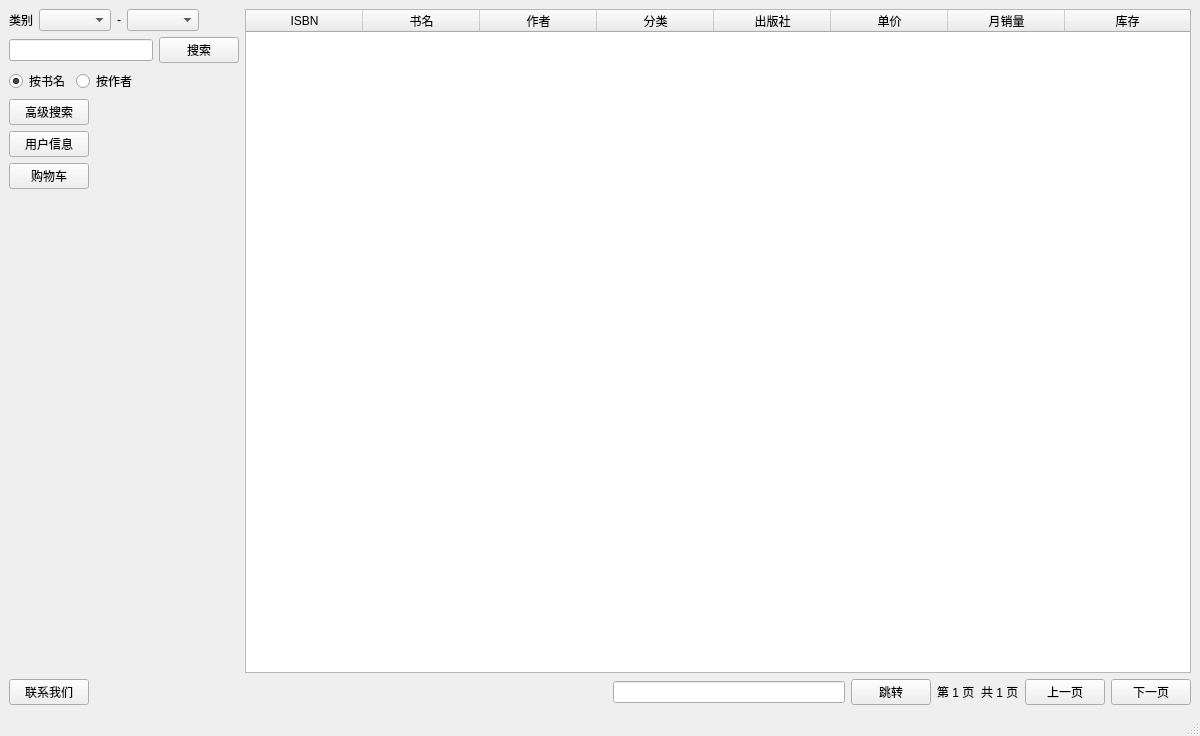
This is ui/ui_home_window.ui in inverse-limit/database-proj as Qt 5 draws it before an edit. The edited form follows.
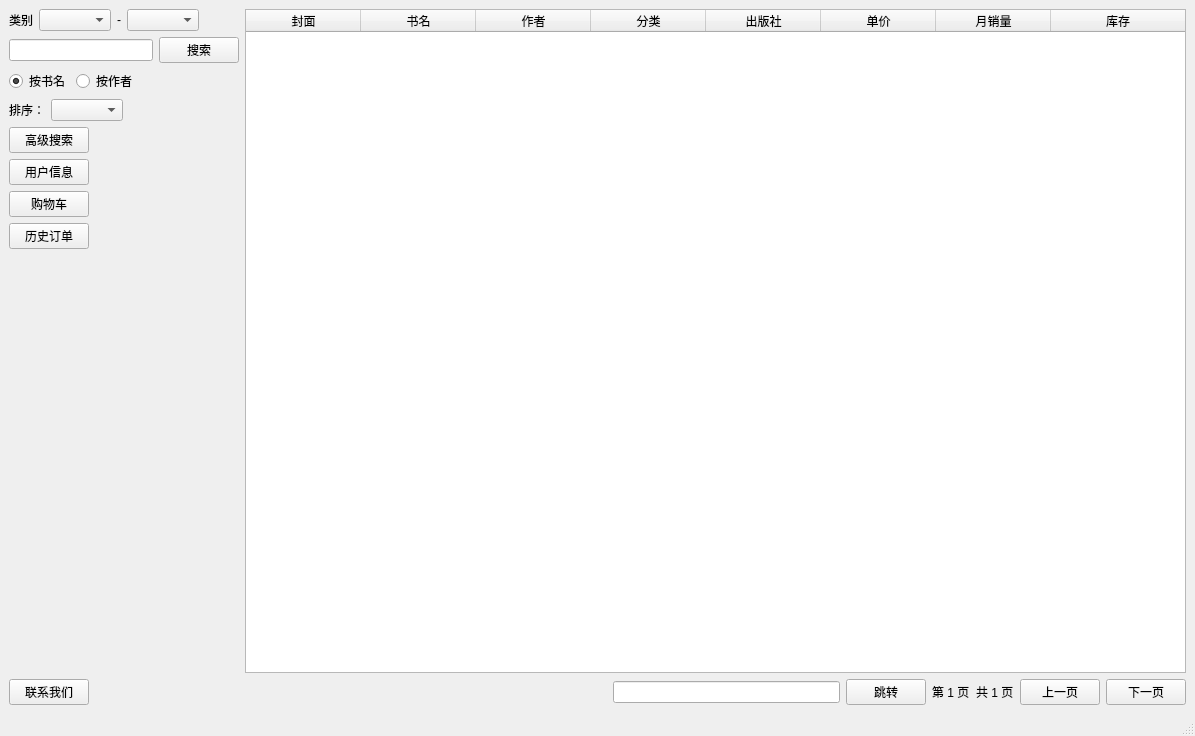
This is the edited form.

Commit message: 用户流程调整，见README

What changed in the file:
```diff
--- a/ui/ui_home_window.ui
+++ b/ui/ui_home_window.ui
@@ -6,7 +6,7 @@
    <rect>
     <x>0</x>
     <y>0</y>
-    <width>1200</width>
+    <width>1195</width>
     <height>736</height>
    </rect>
   </property>
@@ -16,204 +16,43 @@
   <widget class="QWidget" name="centralwidget">
    <layout class="QGridLayout" name="gridLayout" columnstretch="0,1">
     <item row="0" column="0">
-     <layout class="QVBoxLayout" name="verticalLayout">
+     <layout class="QHBoxLayout" name="horizontalLayout">
       <item>
-       <layout class="QHBoxLayout" name="horizontalLayout">
-        <item>
-         <widget class="QLabel" name="class_label">
-          <property name="text">
-           <string>类别</string>
-          </property>
-         </widget>
-        </item>
-        <item>
-         <widget class="QComboBox" name="comboBox_class1"/>
-        </item>
-        <item>
-         <widget class="QLabel" name="hypho_label">
-          <property name="text">
-           <string>-</string>
-          </property>
-         </widget>
-        </item>
-        <item>
-         <widget class="QComboBox" name="comboBox_class2"/>
-        </item>
-        <item>
-         <spacer name="horizontalSpacer_3">
-          <property name="orientation">
-           <enum>Qt::Horizontal</enum>
-          </property>
-          <property name="sizeHint" stdset="0">
-           <size>
-            <width>40</width>
-            <height>20</height>
-           </size>
-          </property>
-         </spacer>
-        </item>
-       </layout>
+       <widget class="QLabel" name="class_label">
+        <property name="text">
+         <string>类别</string>
+        </property>
+       </widget>
       </item>
       <item>
-       <layout class="QHBoxLayout" name="horizontalLayout_2">
-        <item>
-         <widget class="QLineEdit" name="lineEdit_search"/>
-        </item>
-        <item>
-         <widget class="QPushButton" name="pushButton_search">
-          <property name="text">
-           <string>搜索</string>
-          </property>
-         </widget>
-        </item>
-       </layout>
+       <widget class="QComboBox" name="comboBox_class1"/>
       </item>
       <item>
-       <layout class="QHBoxLayout" name="horizontalLayout_3">
-        <item>
-         <widget class="QRadioButton" name="radioButton_name">
-          <property name="text">
-           <string>按书名</string>
-          </property>
-          <property name="checked">
-           <bool>true</bool>
-          </property>
-         </widget>
-        </item>
-        <item>
-         <widget class="QRadioButton" name="radioButton_author">
-          <property name="text">
-           <string>按作者</string>
-          </property>
-         </widget>
-        </item>
-        <item>
-         <spacer name="horizontalSpacer_8">
-          <property name="orientation">
-           <enum>Qt::Horizontal</enum>
-          </property>
-          <property name="sizeHint" stdset="0">
-           <size>
-            <width>40</width>
-            <height>20</height>
-           </size>
-          </property>
-         </spacer>
-        </item>
-       </layout>
+       <widget class="QLabel" name="hypho_label">
+        <property name="text">
+         <string>-</string>
+        </property>
+       </widget>
       </item>
       <item>
-       <layout class="QHBoxLayout" name="horizontalLayout_4">
-        <item>
-         <widget class="QPushButton" name="pushButton_detail_search">
-          <property name="text">
-           <string>高级搜索</string>
-          </property>
-         </widget>
-        </item>
-        <item>
-         <spacer name="horizontalSpacer_2">
-          <property name="orientation">
-           <enum>Qt::Horizontal</enum>
-          </property>
-          <property name="sizeHint" stdset="0">
-           <size>
-            <width>118</width>
-            <height>20</height>
-           </size>
-          </property>
-         </spacer>
-        </item>
-       </layout>
+       <widget class="QComboBox" name="comboBox_class2"/>
       </item>
       <item>
-       <layout class="QHBoxLayout" name="horizontalLayout_5">
-        <item>
-         <widget class="QPushButton" name="pushButton_u_profile">
-          <property name="text">
-           <string>用户信息</string>
-          </property>
-         </widget>
-        </item>
-        <item>
-         <spacer name="horizontalSpacer_4">
-          <property name="orientation">
-           <enum>Qt::Horizontal</enum>
-          </property>
-          <property name="sizeHint" stdset="0">
-           <size>
-            <width>118</width>
-            <height>20</height>
-           </size>
-          </property>
-         </spacer>
-        </item>
-       </layout>
-      </item>
-      <item>
-       <layout class="QHBoxLayout" name="horizontalLayout_6">
-        <item>
-         <widget class="QPushButton" name="pushButton_cart">
-          <property name="text">
-           <string>购物车</string>
-          </property>
-         </widget>
-        </item>
-        <item>
-         <spacer name="horizontalSpacer_5">
-          <property name="orientation">
-           <enum>Qt::Horizontal</enum>
-          </property>
-          <property name="sizeHint" stdset="0">
-           <size>
-            <width>118</width>
-            <height>20</height>
-           </size>
-          </property>
-         </spacer>
-        </item>
-       </layout>
-      </item>
-      <item>
-       <spacer name="verticalSpacer">
+       <spacer name="horizontalSpacer_3">
         <property name="orientation">
-         <enum>Qt::Vertical</enum>
+         <enum>Qt::Horizontal</enum>
         </property>
         <property name="sizeHint" stdset="0">
          <size>
-          <width>20</width>
-          <height>388</height>
+          <width>40</width>
+          <height>20</height>
          </size>
         </property>
        </spacer>
       </item>
-      <item>
-       <layout class="QHBoxLayout" name="horizontalLayout_7">
-        <item>
-         <widget class="QPushButton" name="pushButton_contact">
-          <property name="text">
-           <string>联系我们</string>
-          </property>
-         </widget>
-        </item>
-        <item>
-         <spacer name="horizontalSpacer_6">
-          <property name="orientation">
-           <enum>Qt::Horizontal</enum>
-          </property>
-          <property name="sizeHint" stdset="0">
-           <size>
-            <width>118</width>
-            <height>20</height>
-           </size>
-          </property>
-         </spacer>
-        </item>
-       </layout>
-      </item>
      </layout>
     </item>
-    <item row="0" column="1">
+    <item row="0" column="1" rowspan="10">
      <layout class="QVBoxLayout" name="verticalLayout_2">
       <item>
        <widget class="QTableWidget" name="tableWidget">
@@ -233,7 +72,7 @@
          <bool>false</bool>
         </attribute>
         <attribute name="horizontalHeaderDefaultSectionSize">
-         <number>117</number>
+         <number>115</number>
         </attribute>
         <attribute name="horizontalHeaderShowSortIndicator" stdset="0">
          <bool>false</bool>
@@ -248,14 +87,14 @@
          <number>25</number>
         </attribute>
         <attribute name="verticalHeaderDefaultSectionSize">
-         <number>40</number>
+         <number>100</number>
         </attribute>
         <attribute name="verticalHeaderStretchLastSection">
          <bool>false</bool>
         </attribute>
         <column>
          <property name="text">
-          <string>ISBN</string>
+          <string>封面</string>
          </property>
         </column>
         <column>
@@ -352,6 +191,214 @@
       </item>
      </layout>
     </item>
+    <item row="1" column="0">
+     <layout class="QHBoxLayout" name="horizontalLayout_2">
+      <item>
+       <widget class="QLineEdit" name="lineEdit_search"/>
+      </item>
+      <item>
+       <widget class="QPushButton" name="pushButton_search">
+        <property name="text">
+         <string>搜索</string>
+        </property>
+       </widget>
+      </item>
+     </layout>
+    </item>
+    <item row="2" column="0">
+     <layout class="QHBoxLayout" name="horizontalLayout_3">
+      <item>
+       <widget class="QRadioButton" name="radioButton_name">
+        <property name="text">
+         <string>按书名</string>
+        </property>
+        <property name="checked">
+         <bool>true</bool>
+        </property>
+       </widget>
+      </item>
+      <item>
+       <widget class="QRadioButton" name="radioButton_author">
+        <property name="text">
+         <string>按作者</string>
+        </property>
+       </widget>
+      </item>
+      <item>
+       <spacer name="horizontalSpacer_8">
+        <property name="orientation">
+         <enum>Qt::Horizontal</enum>
+        </property>
+        <property name="sizeHint" stdset="0">
+         <size>
+          <width>40</width>
+          <height>20</height>
+         </size>
+        </property>
+       </spacer>
+      </item>
+     </layout>
+    </item>
+    <item row="3" column="0">
+     <layout class="QHBoxLayout" name="horizontalLayout_9">
+      <item>
+       <widget class="QLabel" name="label">
+        <property name="text">
+         <string>排序：</string>
+        </property>
+       </widget>
+      </item>
+      <item>
+       <widget class="QComboBox" name="comboBox_sort"/>
+      </item>
+      <item>
+       <spacer name="horizontalSpacer_7">
+        <property name="orientation">
+         <enum>Qt::Horizontal</enum>
+        </property>
+        <property name="sizeHint" stdset="0">
+         <size>
+          <width>40</width>
+          <height>20</height>
+         </size>
+        </property>
+       </spacer>
+      </item>
+     </layout>
+    </item>
+    <item row="4" column="0">
+     <layout class="QHBoxLayout" name="horizontalLayout_4">
+      <item>
+       <widget class="QPushButton" name="pushButton_detail_search">
+        <property name="text">
+         <string>高级搜索</string>
+        </property>
+       </widget>
+      </item>
+      <item>
+       <spacer name="horizontalSpacer_2">
+        <property name="orientation">
+         <enum>Qt::Horizontal</enum>
+        </property>
+        <property name="sizeHint" stdset="0">
+         <size>
+          <width>118</width>
+          <height>20</height>
+         </size>
+        </property>
+       </spacer>
+      </item>
+     </layout>
+    </item>
+    <item row="5" column="0">
+     <layout class="QHBoxLayout" name="horizontalLayout_5">
+      <item>
+       <widget class="QPushButton" name="pushButton_u_profile">
+        <property name="text">
+         <string>用户信息</string>
+        </property>
+       </widget>
+      </item>
+      <item>
+       <spacer name="horizontalSpacer_4">
+        <property name="orientation">
+         <enum>Qt::Horizontal</enum>
+        </property>
+        <property name="sizeHint" stdset="0">
+         <size>
+          <width>118</width>
+          <height>20</height>
+         </size>
+        </property>
+       </spacer>
+      </item>
+     </layout>
+    </item>
+    <item row="6" column="0">
+     <layout class="QHBoxLayout" name="horizontalLayout_6">
+      <item>
+       <widget class="QPushButton" name="pushButton_cart">
+        <property name="text">
+         <string>购物车</string>
+        </property>
+       </widget>
+      </item>
+      <item>
+       <spacer name="horizontalSpacer_5">
+        <property name="orientation">
+         <enum>Qt::Horizontal</enum>
+        </property>
+        <property name="sizeHint" stdset="0">
+         <size>
+          <width>118</width>
+          <height>20</height>
+         </size>
+        </property>
+       </spacer>
+      </item>
+     </layout>
+    </item>
+    <item row="7" column="0">
+     <layout class="QHBoxLayout" name="horizontalLayout_10">
+      <item>
+       <widget class="QPushButton" name="pushButton_order">
+        <property name="text">
+         <string>历史订单</string>
+        </property>
+       </widget>
+      </item>
+      <item>
+       <spacer name="horizontalSpacer_9">
+        <property name="orientation">
+         <enum>Qt::Horizontal</enum>
+        </property>
+        <property name="sizeHint" stdset="0">
+         <size>
+          <width>118</width>
+          <height>20</height>
+         </size>
+        </property>
+       </spacer>
+      </item>
+     </layout>
+    </item>
+    <item row="8" column="0">
+     <spacer name="verticalSpacer">
+      <property name="orientation">
+       <enum>Qt::Vertical</enum>
+      </property>
+      <property name="sizeHint" stdset="0">
+       <size>
+        <width>20</width>
+        <height>431</height>
+       </size>
+      </property>
+     </spacer>
+    </item>
+    <item row="9" column="0">
+     <layout class="QHBoxLayout" name="horizontalLayout_7">
+      <item>
+       <widget class="QPushButton" name="pushButton_contact">
+        <property name="text">
+         <string>联系我们</string>
+        </property>
+       </widget>
+      </item>
+      <item>
+       <spacer name="horizontalSpacer_6">
+        <property name="orientation">
+         <enum>Qt::Horizontal</enum>
+        </property>
+        <property name="sizeHint" stdset="0">
+         <size>
+          <width>118</width>
+          <height>20</height>
+         </size>
+        </property>
+       </spacer>
+      </item>
+     </layout>
+    </item>
    </layout>
   </widget>
   <widget class="QMenuBar" name="menubar">
@@ -359,7 +406,7 @@
     <rect>
      <x>0</x>
      <y>0</y>
-     <width>1200</width>
+     <width>1195</width>
      <height>23</height>
     </rect>
    </property>
```
The commit also changes 15 other files.
